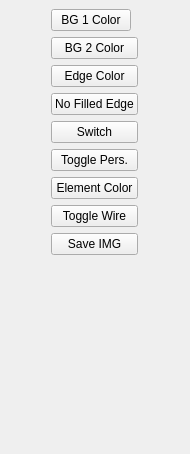
Old version of the form fem_post/view/docks/dockui_view.ui in the repository MRedAero/FEMAnalysisTool.
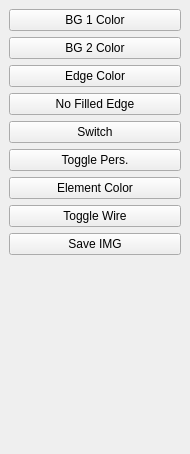
New version of the form.

What changed in the file:
```diff
--- a/fem_post/view/docks/dockui_view.ui
+++ b/fem_post/view/docks/dockui_view.ui
@@ -99,7 +99,7 @@
     <item row="0" column="0">
      <widget class="QPushButton" name="btn_bgcolor1">
       <property name="sizePolicy">
-       <sizepolicy hsizetype="Maximum" vsizetype="Fixed">
+       <sizepolicy hsizetype="Expanding" vsizetype="Fixed">
         <horstretch>0</horstretch>
         <verstretch>0</verstretch>
        </sizepolicy>
```
